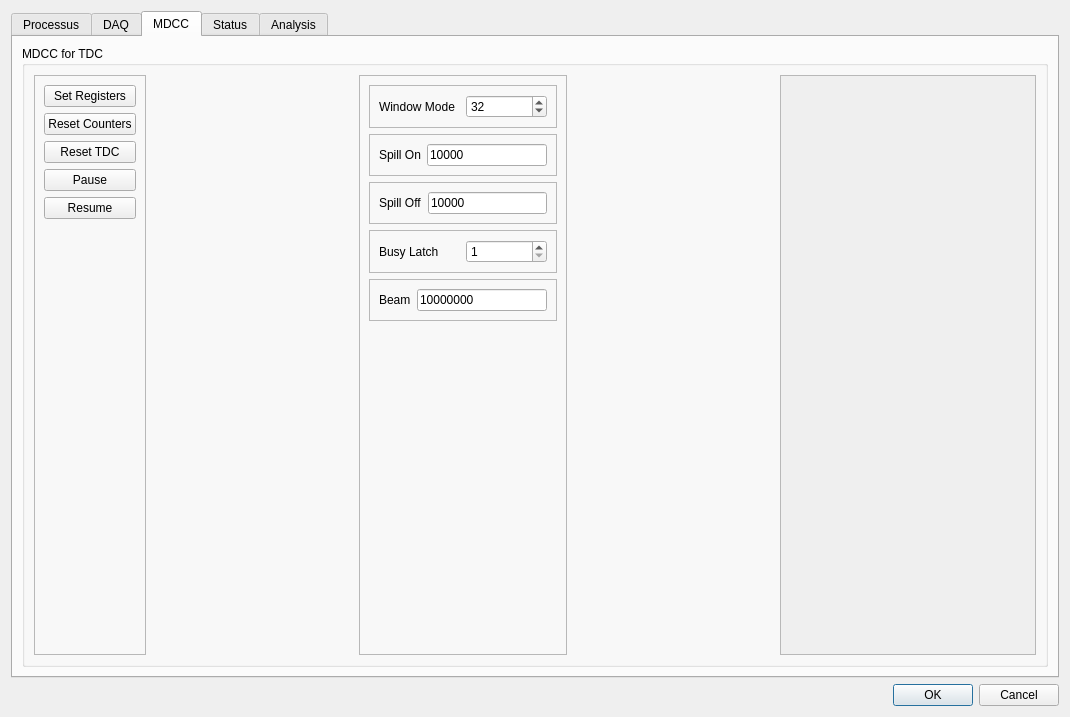
Old version of the form qt/daqui.ui in the repository mirabitl/lydaq.
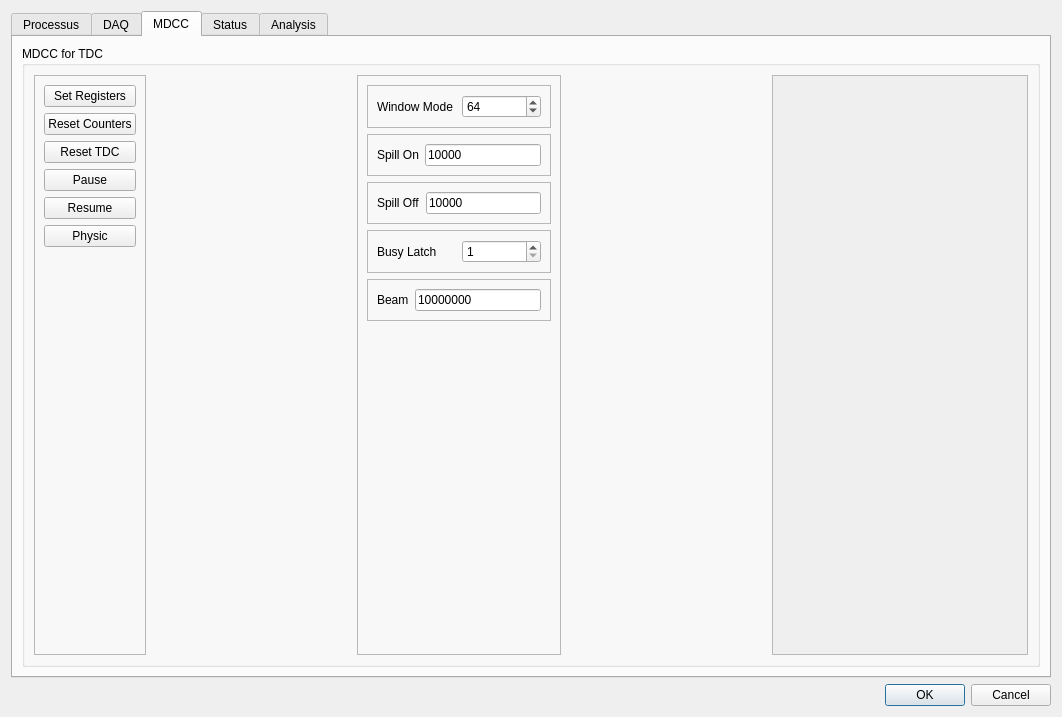
New version of the form. The open tabs and pages were chosen to show the change.

Commit message: Physics setting

Diff of the .ui file:
```diff
--- a/qt/daqui.ui
+++ b/qt/daqui.ui
@@ -6,7 +6,7 @@
    <rect>
     <x>0</x>
     <y>0</y>
-    <width>1070</width>
+    <width>1062</width>
     <height>717</height>
    </rect>
   </property>
@@ -661,6 +661,13 @@
                </property>
               </widget>
              </item>
+             <item>
+              <widget class="QPushButton" name="PBMdccPhysic">
+               <property name="text">
+                <string>Physic</string>
+               </property>
+              </widget>
+             </item>
              <item>
               <spacer name="verticalSpacer_3">
                <property name="orientation">
@@ -724,10 +731,10 @@
                    <number>1</number>
                   </property>
                   <property name="maximum">
-                   <number>47</number>
+                   <number>256</number>
                   </property>
                   <property name="value">
-                   <number>32</number>
+                   <number>64</number>
                   </property>
                  </widget>
                 </item>
```
Left out of the diff: 6 changed lines with no effect on the pictures. The commit also changes 1 other file.
